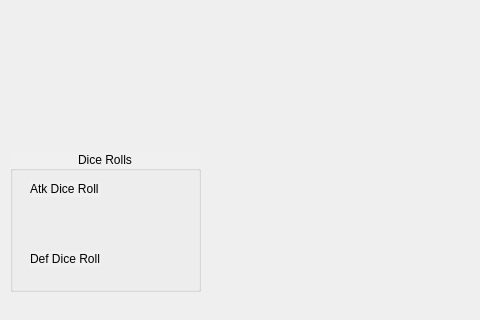
First picture: the form in mainwindow.ui, repository TheLastKiwi/Risk, before the edit; both pictures show x 0 to 480 and y 328 to 648 of the 1227 by 648 pixel window.
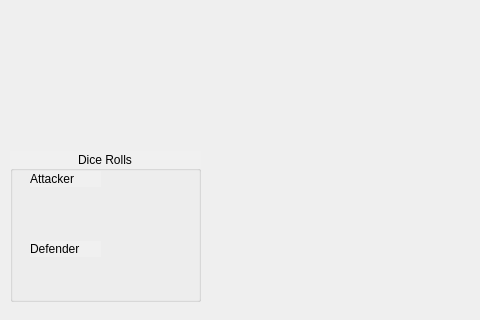
Second picture: the form after the edit. Icons and pictures are not drawn.

```diff
--- a/mainwindow.ui
+++ b/mainwindow.ui
@@ -75,7 +75,7 @@
       <x>10</x>
       <y>460</y>
       <width>191</width>
-      <height>141</height>
+      <height>151</height>
      </rect>
     </property>
     <property name="styleSheet">
@@ -92,26 +92,26 @@
      <property name="geometry">
       <rect>
        <x>20</x>
-       <y>30</y>
+       <y>20</y>
        <width>71</width>
        <height>16</height>
       </rect>
      </property>
      <property name="text">
-      <string>Atk Dice Roll</string>
+      <string>Attacker</string>
      </property>
     </widget>
     <widget class="QLabel" name="lblDiceDef">
      <property name="geometry">
       <rect>
        <x>20</x>
-       <y>100</y>
+       <y>90</y>
        <width>71</width>
        <height>16</height>
       </rect>
      </property>
      <property name="text">
-      <string>Def Dice Roll</string>
+      <string>Defender</string>
      </property>
     </widget>
    </widget>
```
Left out of the diff: 2 changed lines with no effect on the pictures.
